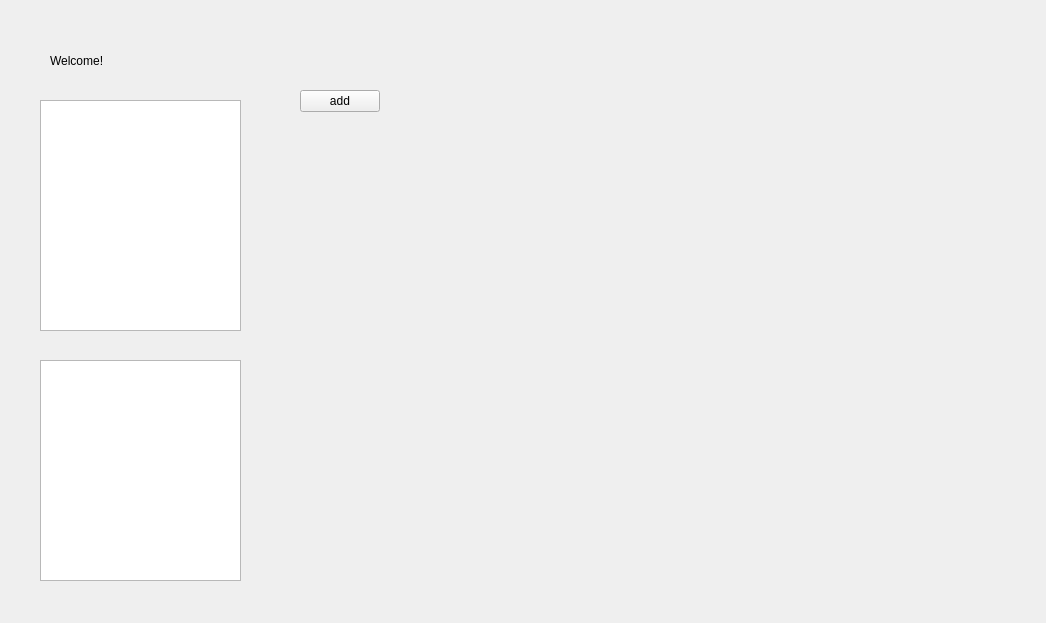
Above: client_apProject/dashboard.ui from sabasheikhi/ap_project before the change. Below: the same form after it.
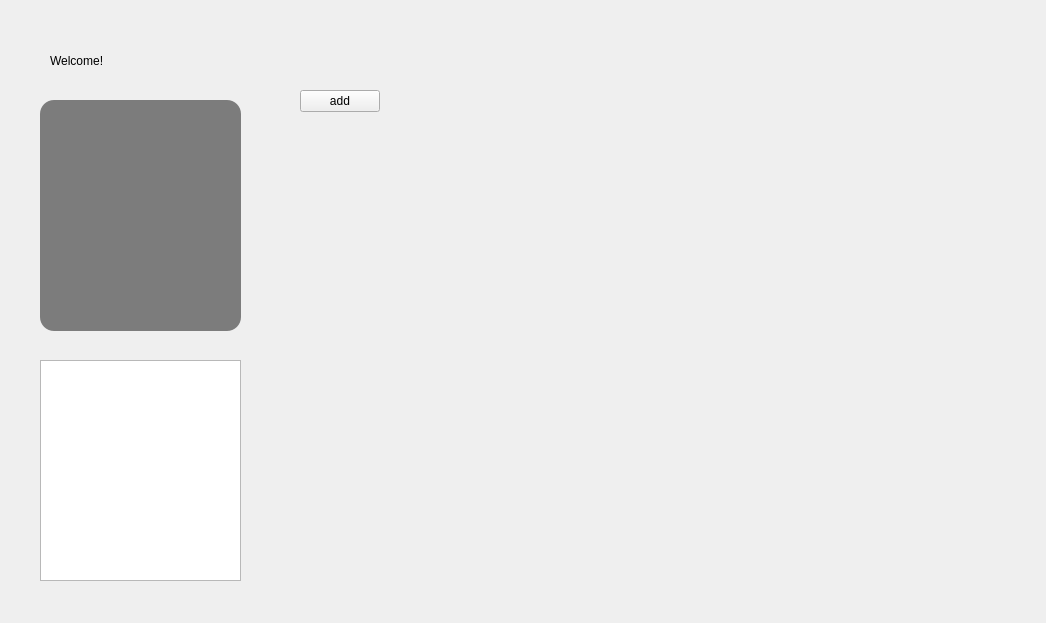
That is the form after the change. Icons and pictures are not drawn.

Diff of the .ui file:
```diff
--- a/client_apProject/dashboard.ui
+++ b/client_apProject/dashboard.ui
@@ -22,6 +22,11 @@
      <height>231</height>
     </rect>
    </property>
+   <property name="styleSheet">
+    <string notr="true">
+border-radius:14px;
+background-color: #7C7C7C;</string>
+   </property>
   </widget>
   <widget class="QLabel" name="welcomeLabel">
    <property name="geometry">
@@ -90,6 +95,17 @@
     </item>
    </layout>
   </widget>
+  <widget class="QWidget" name="verticalLayoutWidget">
+   <property name="geometry">
+    <rect>
+     <x>60</x>
+     <y>110</y>
+     <width>160</width>
+     <height>201</height>
+    </rect>
+   </property>
+   <layout class="QVBoxLayout" name="verticalLayout"/>
+  </widget>
   <zorder>label</zorder>
   <zorder>notificationsListWidget</zorder>
   <zorder>welcomeLabel</zorder>
```
Left out of the diff: 1 changed line with no effect on the pictures.
